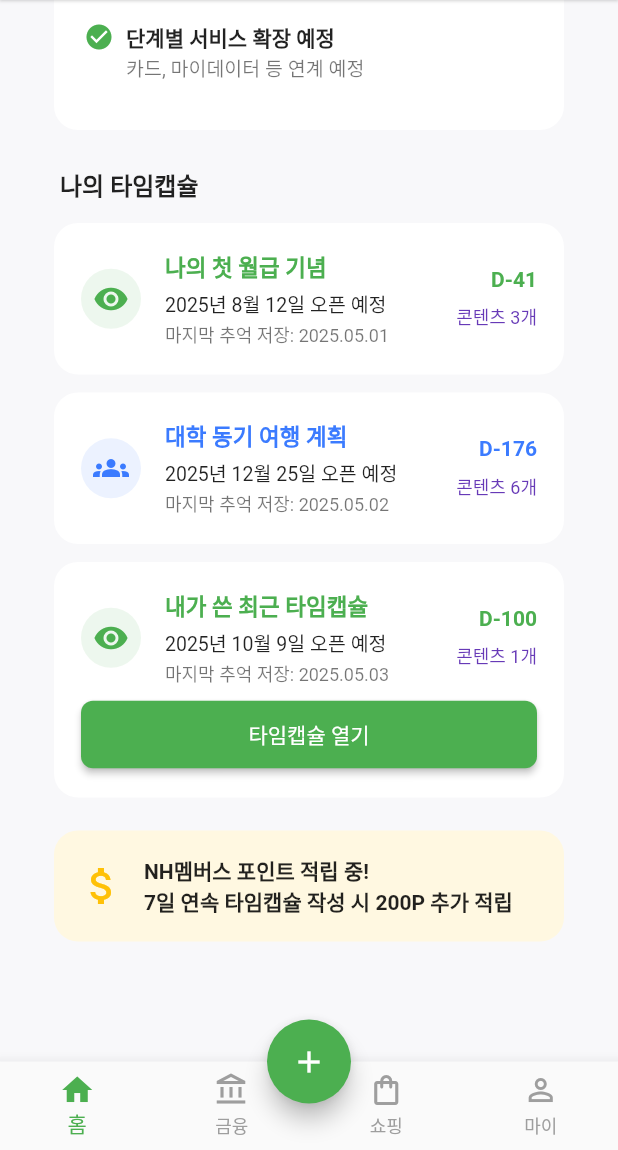
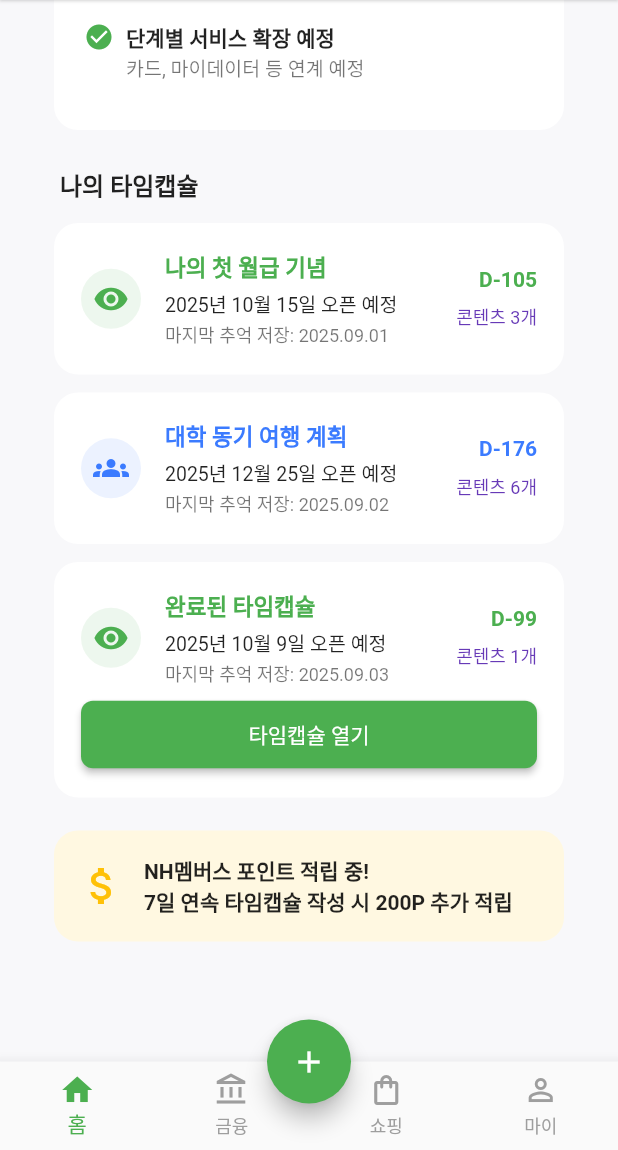
Before and after one commit to Sqaure-JE/NH-time-capsule, a Flutter app: the screen it shows after launch, scrolled down 544 dp, on a phone screen of 412 x 824 dp, the part 86-1236 px from its top. Run offline on Flutter 3.47's test engine with Material 3 defaults, Android fonts, the phone set to English and light mode, and no system bars; our stand-ins replace image_picker, sqflite; accounts and stored records are empty.

Commit message:
Update capsule info: change title, dates and D-DAY display

```diff
--- a/lib/presentation/screens/home/home_screen.dart
+++ b/lib/presentation/screens/home/home_screen.dart
@@ -31,7 +31,7 @@ class _HomeScreenState extends State<HomeScreen> with WidgetsBindingObserver {
         type: CapsuleType.personal,
         members: ['user1'],
         createdAt: DateTime(2025, 5, 1),
-        openDate: DateTime(2025, 8, 12),
+        openDate: DateTime(2025, 10, 15),
         points: 0,
         isOpened: false,
       ),
@@ -53,11 +53,11 @@ class _HomeScreenState extends State<HomeScreen> with WidgetsBindingObserver {
     {
       'capsule': Capsule(
         id: '3',
-        title: '내가 쓴 최근 타임캡슐',
+        title: '완료된 타임캡슐',
         type: CapsuleType.personal,
         members: ['user1'],
         createdAt: DateTime.now(),
-        openDate: DateTime.now().add(const Duration(days: 100)),
+        openDate: DateTime(2025, 10, 9),
         points: 0,
         isOpened: false,
       ),
@@ -545,7 +545,7 @@ class _MyCapsuleCard extends StatelessWidget {
                           '${capsule.openDate.year}년 ${capsule.openDate.month}월 ${capsule.openDate.day}일 오픈 예정',
                           style: const TextStyle(fontSize: 13)),
                       const SizedBox(height: 2),
-                      Text('마지막 추억 저장: 2025.05.0${capsule.id}',
+                      Text('마지막 추억 저장: 2025.09.0${capsule.id}',
                           style: const TextStyle(
                               fontSize: 12, color: Colors.black54)),
                     ],
@@ -554,7 +554,7 @@ class _MyCapsuleCard extends StatelessWidget {
                 Column(
                   crossAxisAlignment: CrossAxisAlignment.end,
                   children: [
-                    Text('D-${dDay > 0 ? dDay : 0}',
+                    Text(dDay > 0 ? 'D-$dDay' : 'D-DAY',
                         style: TextStyle(
                             color: color, fontWeight: FontWeight.bold)),
                     const SizedBox(height: 8),
```
